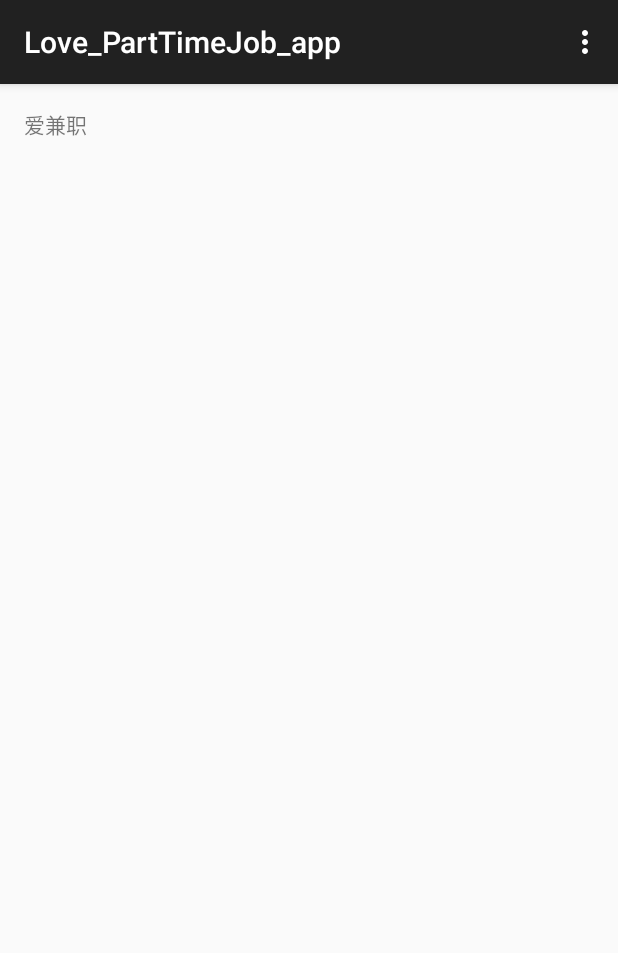
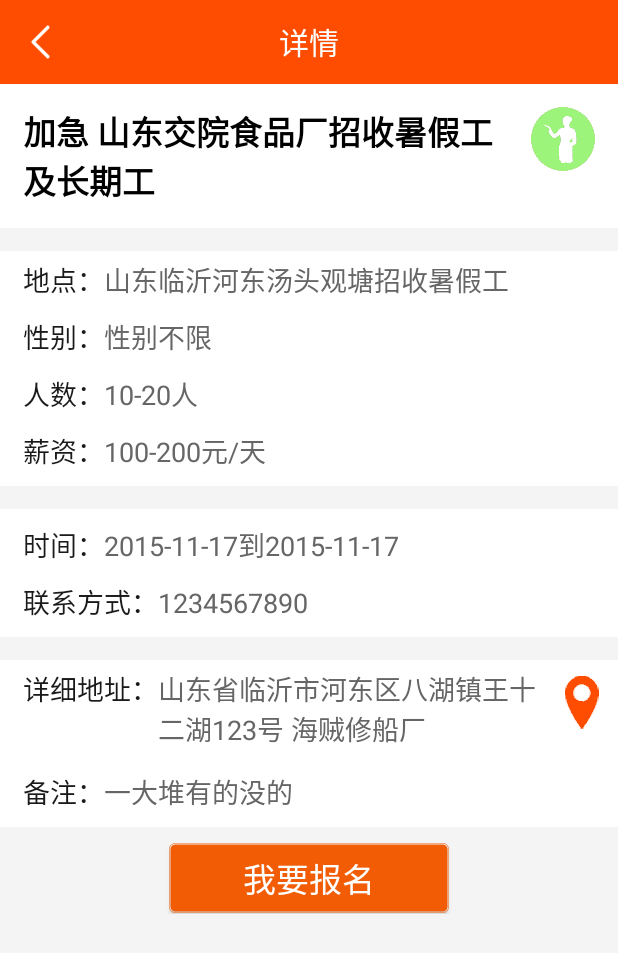
Before and after one commit to wulei111/part_time_job, an Android app: the screen it shows after launch (MainActivity before the commit, DetailsActivity after it), on a phone screen of 412 x 824 dp. Shown: the top 953 px of the screen. Run offline under Robolectric (Android 15) with nearby library versions, the phone set to English and light mode, and no system bars.

Commit message:
add details（详情）页面，布局，提交按钮图片

```diff
--- a/Love_PartTimeJob_app/app/src/main/AndroidManifest.xml
+++ b/Love_PartTimeJob_app/app/src/main/AndroidManifest.xml
@@ -8,8 +8,9 @@
         android:label="@string/app_name"
         android:theme="@style/AppTheme" >
         <activity
-            android:name=".MainActivity"
-            android:label="@string/app_name" >
+            android:name=".DetailsActivity"
+            android:label="@string/app_name"
+            android:theme="@style/StopTitle">
             <intent-filter>
                 <action android:name="android.intent.action.MAIN" />
 
--- a/Love_PartTimeJob_app/app/src/main/java/com/best/love_parttimejob_app/MainActivity.java
+++ b/Love_PartTimeJob_app/app/src/main/java/com/best/love_parttimejob_app/DetailsActivity.java
@@ -5,12 +5,12 @@ import android.os.Bundle;
 import android.view.Menu;
 import android.view.MenuItem;
 
-public class MainActivity extends AppCompatActivity {
+public class DetailsActivity extends AppCompatActivity {
 
     @Override
     protected void onCreate(Bundle savedInstanceState) {
         super.onCreate(savedInstanceState);
-        setContentView(R.layout.activity_main);
+        setContentView(R.layout.activity_details);
     }
 
     @Override
--- /dev/null
+++ b/Love_PartTimeJob_app/app/src/main/res/drawable-hdpi/details_submit.xml
@@ -0,0 +1,9 @@
+<?xml version="1.0" encoding="UTF-8"?>
+
+<selector xmlns:android="http://schemas.android.com/apk/res/android">
+
+    <item android:drawable="@drawable/anniu02" android:state_pressed="true"/>
+
+    <item android:drawable="@drawable/anniu01" android:state_pressed="false"/>
+
+</selector>
--- /dev/null
+++ b/Love_PartTimeJob_app/app/src/main/res/layout/activity_details.xml
@@ -0,0 +1,249 @@
+<LinearLayout xmlns:android="http://schemas.android.com/apk/res/android"
+    xmlns:tools="http://schemas.android.com/tools" android:layout_width="match_parent"
+    android:layout_height="match_parent"
+    android:background="#f4f4f4"
+    android:orientation="vertical"
+    tools:context=".MainActivity">
+    <!-- toolbar -->
+    <include android:id="@+id/details_toolbar"
+        layout="@layout/activity_details_toolbar"></include>
+    <ScrollView
+        android:layout_width="match_parent"
+        android:layout_height="fill_parent">
+        <LinearLayout
+            android:layout_width="match_parent"
+            android:layout_height="fill_parent"
+            android:orientation="vertical">
+            <!-- 标题-->
+            <LinearLayout
+                android:layout_width="match_parent"
+                android:layout_height="wrap_content"
+                android:background="@color/white"
+                android:padding="15dp"
+                android:orientation="horizontal">
+                <TextView
+                    android:layout_width="0dp"
+                    android:layout_height="wrap_content"
+                    android:layout_weight="1"
+                    android:text="加急 山东交院食品厂招收暑假工及长期工"
+                    android:textColor="#000"
+                    android:textStyle="bold"
+                    android:textSize="22sp"/>
+                <ImageView
+                    android:layout_width="wrap_content"
+                    android:layout_height="wrap_content"
+                    android:layout_marginLeft="5dp"
+                    android:src="@drawable/liyi"/>
+            </LinearLayout>
+            <!-- 地点-->
+            <LinearLayout
+                android:layout_width="match_parent"
+                android:layout_height="wrap_content"
+                android:background="@color/white"
+                android:paddingTop="5dp"
+                android:paddingBottom="5dp"
+                android:layout_marginTop="15dp"
+                android:paddingLeft="15dp"
+                android:orientation="horizontal">
+                <TextView
+                    android:layout_width="wrap_content"
+                    android:layout_height="wrap_content"
+                    android:text="地点："
+                    android:textColor="@color/textcolor"
+                    android:textSize="18sp"/>
+                <TextView
+                    android:layout_width="0dp"
+                    android:layout_height="wrap_content"
+                    android:layout_weight="1"
+                    android:text="山东临沂河东汤头观塘招收暑假工"
+                    android:textColor="@color/textcolors"
+                    android:textSize="18sp"/>
+            </LinearLayout>
+            <!-- 性别-->
+            <LinearLayout
+                android:layout_width="match_parent"
+                android:layout_height="wrap_content"
+                android:background="@color/white"
+                android:paddingTop="5dp"
+                android:paddingBottom="5dp"
+                android:paddingLeft="15dp"
+                android:orientation="horizontal">
+                <TextView
+                    android:layout_width="wrap_content"
+                    android:layout_height="wrap_content"
+                    android:text="性别："
+                    android:textColor="@color/textcolor"
+                    android:textSize="18sp"/>
+                <TextView
+                    android:layout_width="0dp"
+                    android:layout_height="wrap_content"
+                    android:layout_weight="1"
+                    android:text="性别不限"
+                    android:textColor="@color/textcolors"
+                    android:textSize="18sp"/>
+            </LinearLayout>
+            <!-- 人数-->
+            <LinearLayout
+                android:layout_width="match_parent"
+                android:layout_height="wrap_content"
+                android:background="@color/white"
+                android:paddingTop="5dp"
+                android:paddingBottom="5dp"
+                android:paddingLeft="15dp"
+                android:orientation="horizontal">
+                <TextView
+                    android:layout_width="wrap_content"
+                    android:layout_height="wrap_content"
+                    android:text="人数："
+                    android:textColor="@color/textcolor"
+                    android:textSize="18sp"/>
+                <TextView
+                    android:layout_width="0dp"
+                    android:layout_height="match_parent"
+                    android:layout_weight="1"
+                    android:text="10-20人"
+                    android:textColor="@color/textcolors"
+                    android:textSize="18sp"/>
+            </LinearLayout>
+            <!-- 薪资-->
+            <LinearLayout
+                android:layout_width="match_parent"
+                android:layout_height="wrap_content"
+                android:background="@color/white"
+                android:paddingTop="5dp"
+                android:paddingBottom="10dp"
+                android:paddingLeft="15dp"
+                android:orientation="horizontal">
+                <TextView
+                    android:layout_width="wrap_content"
+                    android:layout_height="wrap_content"
+                    android:text="薪资："
+                    android:textColor="@color/textcolor"
+                    android:textSize="18sp"/>
+                <TextView
+                    android:layout_width="0dp"
+                    android:layout_height="wrap_content"
+                    android:layout_weight="1"
+                    android:text="100-200元/天"
+                    android:textColor="@color/textcolors"
+                    android:textSize="18sp"/>
+            </LinearLayout>
+            <!-- 时间-->
+            <LinearLayout
+                android:layout_width="match_parent"
+                android:layout_height="wrap_content"
+                android:background="@color/white"
+                android:paddingTop="10dp"
+                android:paddingBottom="5dp"
+                android:paddingLeft="15dp"
+                android:layout_marginTop="15dp"
+                android:orientation="horizontal">
+                <TextView
+                    android:layout_width="wrap_content"
+                    android:layout_height="wrap_content"
+                    android:text="时间："
+                    android:textColor="@color/textcolor"
+                    android:textSize="18sp"/>
+                <TextView
+                    android:layout_width="0dp"
+                    android:layout_height="wrap_content"
+                    android:layout_weight="1"
+                    android:text="2015-11-17到2015-11-17"
+                    android:textColor="@color/textcolors"
+                    android:textSize="18sp"/>
+            </LinearLayout>
+            <!-- 联系方式-->
+            <LinearLayout
+                android:layout_width="match_parent"
+                android:layout_height="wrap_content"
+                android:background="@color/white"
+                android:paddingTop="5dp"
+                android:paddingBottom="10dp"
+                android:paddingLeft="15dp"
+                android:orientation="horizontal">
+                <TextView
+                    android:layout_width="wrap_content"
+                    android:layout_height="wrap_content"
+                    android:text="联系方式："
+                    android:textColor="@color/textcolor"
+                    android:textSize="18sp"/>
+                <TextView
+                    android:layout_width="0dp"
+                    android:layout_height="wrap_content"
+                    android:layout_weight="1"
+                    android:text="1234567890"
+                    android:textColor="@color/textcolors"
+                    android:textSize="18sp"/>
+            </LinearLayout>
+            <!-- 详细地址-->
+            <LinearLayout
+                android:layout_width="match_parent"
+                android:layout_height="wrap_content"
+                android:background="@color/white"
+                android:paddingTop="5dp"
+                android:paddingBottom="10dp"
+                android:paddingLeft="15dp"
+                android:layout_marginTop="15dp"
+                android:orientation="horizontal">
+                <TextView
+                    android:layout_width="wrap_content"
+                    android:layout_height="match_parent"
+                    android:text="详细地址："
+                    android:textColor="@color/textcolor"
+                    android:textSize="18sp"/>
+                <TextView
+                    android:layout_width="0dp"
+                    android:layout_height="wrap_content"
+                    android:layout_weight="1"
+                    android:text="山东省临沂市河东区八湖镇王十二湖123号 海贼修船厂"
+                    android:textColor="@color/textcolors"
+                    android:textSize="18sp"/>
+                <ImageView
+                    android:layout_width="wrap_content"
+                    android:layout_height="wrap_content"
+                    android:src="@drawable/didian"/>
+            </LinearLayout>
+            <!-- 备注-->
+            <LinearLayout
+                android:layout_width="match_parent"
+                android:layout_height="0dp"
+                android:layout_weight="1"
+                android:background="@color/white"
+                android:paddingTop="5dp"
+                android:paddingBottom="10dp"
+                android:paddingLeft="15dp"
+                android:orientation="horizontal">
+                <TextView
+                    android:layout_width="wrap_content"
+                    android:layout_height="match_parent"
+                    android:text="备注："
+                    android:textColor="@color/textcolor"
+                    android:textSize="18sp"/>
+                <TextView
+                    android:layout_width="0dp"
+                    android:layout_height="wrap_content"
+                    android:layout_weight="1"
+                    android:text="一大堆有的没的"
+                    android:textColor="@color/textcolors"
+                    android:textSize="18sp"/>
+            </LinearLayout>
+            <LinearLayout
+                android:layout_width="match_parent"
+                android:layout_height="wrap_content"
+                android:padding="10dp"
+                android:gravity="center">
+                <Button
+                    android:layout_width="wrap_content"
+                    android:layout_height="wrap_content"
+                    android:text="我要报名"
+                    android:textSize="22sp"
+                    android:textColor="@color/white"
+                    android:paddingTop="5dp"
+                    android:paddingBottom="5dp"
+                    android:paddingLeft="50dp"
+                    android:paddingRight="50dp"
+                    android:background="@drawable/details_submit"/>
+            </LinearLayout>
+        </LinearLayout>
+    </ScrollView>
+</LinearLayout>
--- /dev/null
+++ b/Love_PartTimeJob_app/app/src/main/res/layout/activity_details_toolbar.xml
@@ -0,0 +1,22 @@
+<?xml version="1.0" encoding="utf-8"?>
+<android.support.v7.widget.Toolbar
+    xmlns:android="http://schemas.android.com/apk/res/android"
+    android:layout_height="wrap_content"
+    android:layout_width="match_parent"
+    android:background="@color/toolbarcolor">
+    <!-- 返回按钮 -->
+    <ImageButton
+        android:layout_width="wrap_content"
+        android:layout_height="wrap_content"
+        android:background="@null"
+        android:src="@drawable/returnbutton"/>
+    <!-- 详情-->
+    <TextView
+        android:layout_width="wrap_content"
+        android:layout_height="wrap_content"
+        android:text="详情"
+        android:layout_gravity="center"
+        android:textSize="20sp"
+        android:textColor="@color/white"/>
+
+</android.support.v7.widget.Toolbar>
--- a/Love_PartTimeJob_app/app/src/main/res/layout/activity_main.xml
+++ /dev/null
@@ -1,11 +0,0 @@
-<RelativeLayout xmlns:android="http://schemas.android.com/apk/res/android"
-    xmlns:tools="http://schemas.android.com/tools" android:layout_width="match_parent"
-    android:layout_height="match_parent" android:paddingLeft="@dimen/activity_horizontal_margin"
-    android:paddingRight="@dimen/activity_horizontal_margin"
-    android:paddingTop="@dimen/activity_vertical_margin"
-    android:paddingBottom="@dimen/activity_vertical_margin" tools:context=".MainActivity">
-
-    <TextView android:text="爱兼职" android:layout_width="wrap_content"
-        android:layout_height="wrap_content" />
-
-</RelativeLayout>
--- /dev/null
+++ b/Love_PartTimeJob_app/app/src/main/res/values/color.xml
@@ -0,0 +1,9 @@
+<?xml version="1.0" encoding="utf-8"?>
+<resources>
+    <color name="toolbarcolor">#fe4d00</color>
+    <color name="white">#ffffff</color>
+    <color name="moren">#b7b7b7</color>
+    <color name="qianhui">#ddd</color>
+    <color name="textcolor">#1a1a1a</color>
+    <color name="textcolors">#666666</color>
+</resources>
--- a/Love_PartTimeJob_app/app/src/main/res/values/styles.xml
+++ b/Love_PartTimeJob_app/app/src/main/res/values/styles.xml
@@ -4,5 +4,12 @@
     <style name="AppTheme" parent="Theme.AppCompat.Light.DarkActionBar">
         <!-- Customize your theme here. -->
     </style>
-
+    //同时隐藏标题栏和通知栏
+    <style name="StopAll" parent="Theme.AppCompat.Light.NoActionBar">
+        <item name="android:windowFullscreen">true</item>
+    </style>
+    //隐藏标题栏
+    <style name="StopTitle" parent="Theme.AppCompat.Light.NoActionBar">
+        <item name="android:windowNoTitle">true</item>
+    </style>
 </resources>
```
Also changed, not shown: Love_PartTimeJob_app/app/src/main/res/drawable-hdpi/returnbutton.png (added), 1 other file.
